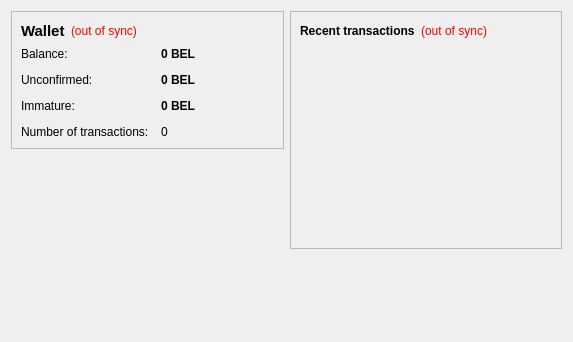
Qt form src/qt/forms/overviewpage.ui (corgicoin/corgicoin) before a commit.
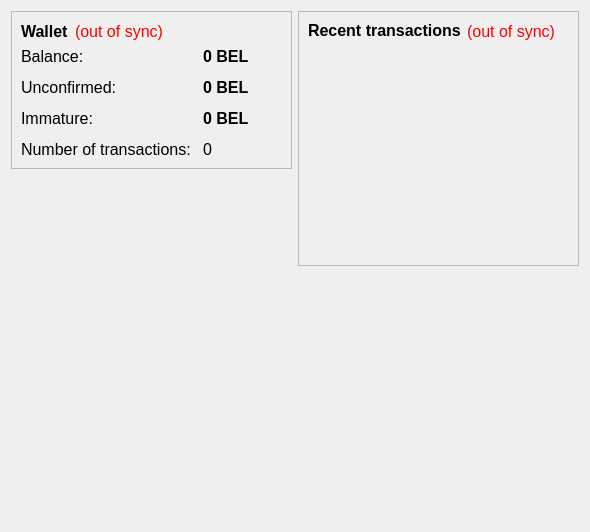
The same form after that commit. Icons and pictures are not drawn.

Commit message: icon updates, some font size tweaks, about dialog tweaks, added splash screen transparency

```diff
--- a/src/qt/forms/overviewpage.ui
+++ b/src/qt/forms/overviewpage.ui
@@ -6,8 +6,8 @@
    <rect>
     <x>0</x>
     <y>0</y>
-    <width>573</width>
-    <height>342</height>
+    <width>590</width>
+    <height>532</height>
    </rect>
   </property>
   <property name="windowTitle">
@@ -18,6 +18,11 @@
     <layout class="QVBoxLayout" name="verticalLayout_2">
      <item>
       <widget class="QFrame" name="frame">
+       <property name="font">
+        <font>
+         <pointsize>12</pointsize>
+        </font>
+       </property>
        <property name="frameShape">
         <enum>QFrame::StyledPanel</enum>
        </property>
@@ -31,7 +36,7 @@
            <widget class="QLabel" name="label_5">
             <property name="font">
              <font>
-              <pointsize>11</pointsize>
+              <pointsize>12</pointsize>
               <weight>75</weight>
               <bold>true</bold>
              </font>
@@ -43,6 +48,11 @@
           </item>
           <item>
            <widget class="QLabel" name="labelWalletStatus">
+            <property name="font">
+             <font>
+              <pointsize>12</pointsize>
+             </font>
+            </property>
             <property name="toolTip">
              <string>The displayed information may be out of date. Your wallet automatically synchronizes with the CorgiCoin network after a connection is established, but this process has not completed yet.</string>
             </property>
@@ -85,6 +95,11 @@
           </property>
           <item row="0" column="0">
            <widget class="QLabel" name="label">
+            <property name="font">
+             <font>
+              <pointsize>12</pointsize>
+             </font>
+            </property>
             <property name="text">
              <string>Balance:</string>
             </property>
@@ -94,6 +109,7 @@
            <widget class="QLabel" name="labelBalance">
             <property name="font">
              <font>
+              <pointsize>12</pointsize>
               <weight>75</weight>
               <bold>true</bold>
              </font>
@@ -114,6 +130,11 @@
           </item>
           <item row="1" column="0">
            <widget class="QLabel" name="label_3">
+            <property name="font">
+             <font>
+              <pointsize>12</pointsize>
+             </font>
+            </property>
             <property name="text">
              <string>Unconfirmed:</string>
             </property>
@@ -123,6 +144,7 @@
            <widget class="QLabel" name="labelUnconfirmed">
             <property name="font">
              <font>
+              <pointsize>12</pointsize>
               <weight>75</weight>
               <bold>true</bold>
              </font>
@@ -143,6 +165,11 @@
           </item>
           <item row="3" column="0">
            <widget class="QLabel" name="label_2">
+            <property name="font">
+             <font>
+              <pointsize>12</pointsize>
+             </font>
+            </property>
             <property name="text">
              <string>Number of transactions:</string>
             </property>
@@ -150,6 +177,11 @@
           </item>
           <item row="3" column="1">
            <widget class="QLabel" name="labelNumTransactions">
+            <property name="font">
+             <font>
+              <pointsize>12</pointsize>
+             </font>
+            </property>
             <property name="toolTip">
              <string>Total number of transactions in wallet</string>
             </property>
@@ -160,6 +192,11 @@
           </item>
           <item row="2" column="0">
            <widget class="QLabel" name="labelImmatureText">
+            <property name="font">
+             <font>
+              <pointsize>12</pointsize>
+             </font>
+            </property>
             <property name="text">
              <string>Immature:</string>
             </property>
@@ -169,6 +206,7 @@
            <widget class="QLabel" name="labelImmature">
             <property name="font">
              <font>
+              <pointsize>12</pointsize>
               <weight>75</weight>
               <bold>true</bold>
              </font>
@@ -234,6 +272,11 @@
     <layout class="QVBoxLayout" name="verticalLayout_3">
      <item>
       <widget class="QFrame" name="frame_2">
+       <property name="font">
+        <font>
+         <pointsize>12</pointsize>
+        </font>
+       </property>
        <property name="frameShape">
         <enum>QFrame::StyledPanel</enum>
        </property>
@@ -245,6 +288,11 @@
          <layout class="QHBoxLayout" name="horizontalLayout_2">
           <item>
            <widget class="QLabel" name="label_4">
+            <property name="font">
+             <font>
+              <pointsize>12</pointsize>
+             </font>
+            </property>
             <property name="text">
              <string>&lt;b&gt;Recent transactions&lt;/b&gt;</string>
             </property>
@@ -252,6 +300,11 @@
           </item>
           <item>
            <widget class="QLabel" name="labelTransactionsStatus">
+            <property name="font">
+             <font>
+              <pointsize>12</pointsize>
+             </font>
+            </property>
             <property name="toolTip">
              <string>The displayed information may be out of date. Your wallet automatically synchronizes with the CorgiCoin network after a connection is established, but this process has not completed yet.</string>
             </property>
```
Left out of the diff: 4 changed lines with no effect on the pictures. Lines whose indentation alone changed are shown as unchanged. The commit also changes 23 other files.
